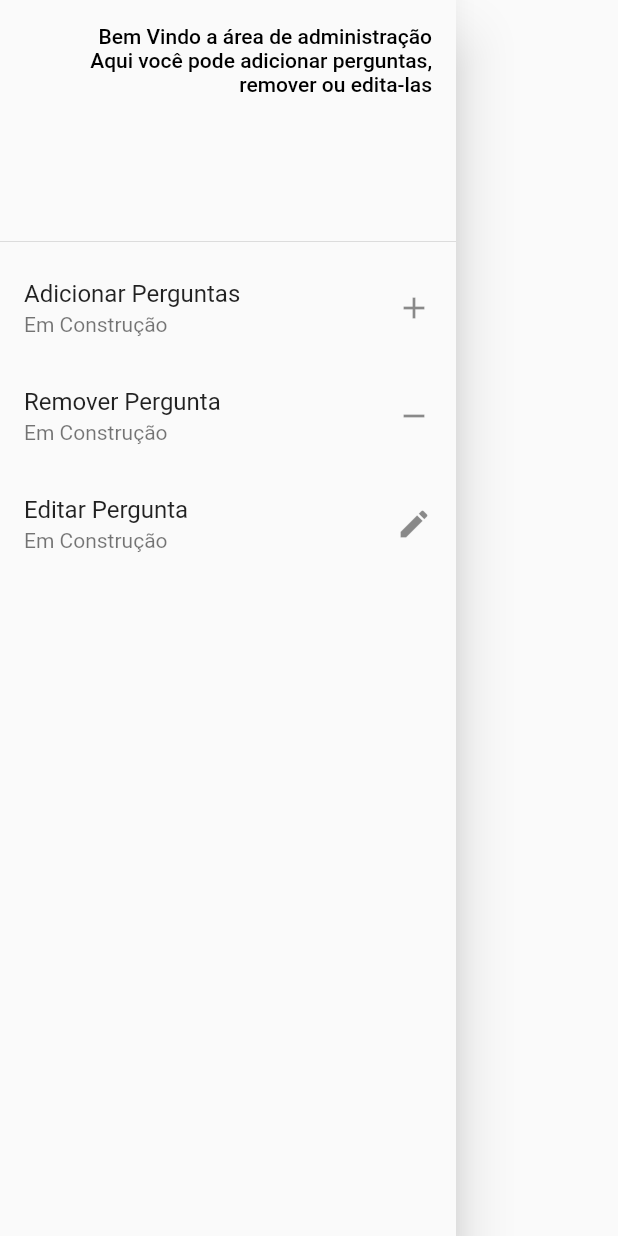
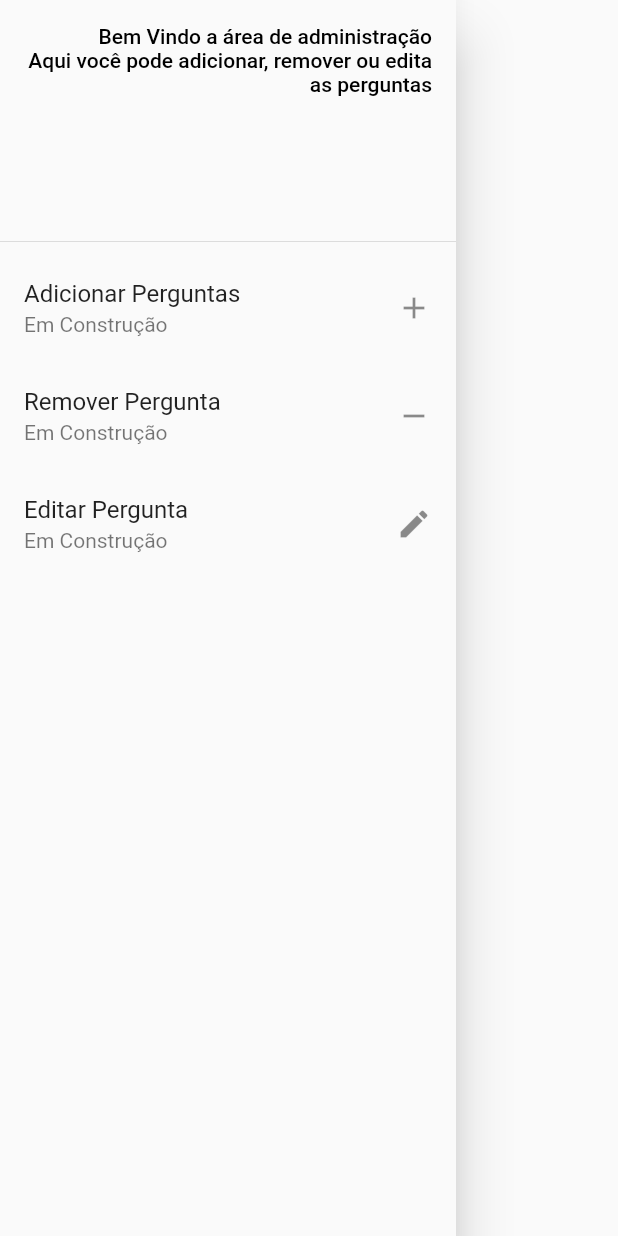
Before and after one commit to Noslin22/montanhas_quiz, a Flutter app: the AdmDrawer widget shown alone on an empty page, opened directly, on a phone screen of 412 x 824 dp. Run offline on Flutter 3.47's test engine with Material 2 defaults, Android fonts, the light colour scheme and no system bars; our stand-ins replace google_fonts, shared_preferences; missing offline and left inert: shared_preferences_web; accounts and stored records are empty; network calls fail.

Commit message:
Sign Out

```diff
--- a/lib/pages/home/home_page.dart
+++ b/lib/pages/home/home_page.dart
@@ -28,11 +28,12 @@ class HomePage extends StatelessWidget {
                     onPressed: () async {
                       final prefs = await SharedPreferences.getInstance();
                       prefs.clear();
-                      Navigator.pushReplacement(
+                      Navigator.pushAndRemoveUntil(
                         context,
                         MaterialPageRoute(
                           builder: (_) => LoginPage(),
                         ),
+                        (Route<dynamic> route) => false,
                       );
                     },
                     child: const Text("Sim"),
--- a/lib/pages/home/widgets/adm_drawer.dart
+++ b/lib/pages/home/widgets/adm_drawer.dart
@@ -1,7 +1,7 @@
 import 'package:flutter/material.dart';
 
 class AdmDrawer extends StatelessWidget {
-  const AdmDrawer({ Key? key }) : super(key: key);
+  const AdmDrawer({Key? key}) : super(key: key);
 
   @override
   Widget build(BuildContext context) {
@@ -10,7 +10,7 @@ class AdmDrawer extends StatelessWidget {
         children: [
           const DrawerHeader(
             child: Text(
-                      "Bem Vindo a área de administração\nAqui você pode adicionar perguntas, remover ou edita-las",
+              "Bem Vindo a área de administração\nAqui você pode adicionar, remover ou edita as perguntas",
               textAlign: TextAlign.right,
             ),
           ),
--- a/lib/pages/quiz/widgets/result_page.dart
+++ b/lib/pages/quiz/widgets/result_page.dart
@@ -44,7 +44,7 @@ class ResultPage extends StatelessWidget {
         child: Text(
           win
               ? "Não esqueça de continuar estudando e voltar amanhã"
-              : "Parece que você não estudo 100%, estude mais e volte amanhã",
+              : "Parece que você não estudou 100%, estude mais e volte amanhã",
           style: Theme.of(context).textTheme.headline6,
           textAlign: TextAlign.center,
         ),
--- a/lib/pages/splash/splash_page.dart
+++ b/lib/pages/splash/splash_page.dart
@@ -24,8 +24,7 @@ class _SplashPageState extends State<SplashPage>
         _animationController.dispose();
         List<String>? user = prefs.getStringList("user");
         if (user != null) {
-          await AuthProvider().login(email: user[0], password: user[1]);
-
+          if (await AuthProvider().login(email: user[0], password: user[1])) {
             Navigator.of(context).pushReplacement(
               MaterialPageRoute(
                 builder: (context) => HomePage(
@@ -33,6 +32,13 @@ class _SplashPageState extends State<SplashPage>
                 ),
               ),
             );
+          } else {
+            Navigator.of(context).pushReplacement(
+              MaterialPageRoute(
+                builder: (context) => LoginPage(),
+              ),
+            );
+          }
         } else {
           Navigator.of(context).pushReplacement(
             MaterialPageRoute(
@@ -59,7 +65,8 @@ class _SplashPageState extends State<SplashPage>
   @override
   Widget build(BuildContext context) {
     changePage(context);
-    return Scaffold(
+    return SafeArea(
+      child: Scaffold(
         body: LayoutBuilder(builder: (context, constraints) {
           double scale =
               (constraints.biggest.width / constraints.biggest.height) * 1.5;
@@ -118,6 +125,7 @@ class _SplashPageState extends State<SplashPage>
             ),
           );
         }),
+      ),
     );
   }
 }
```
Also changed, not shown: lib/pages/quiz/quiz_page.dart (+5 -2 lines), 1 other file. Lines whose indentation alone changed are shown as unchanged.
